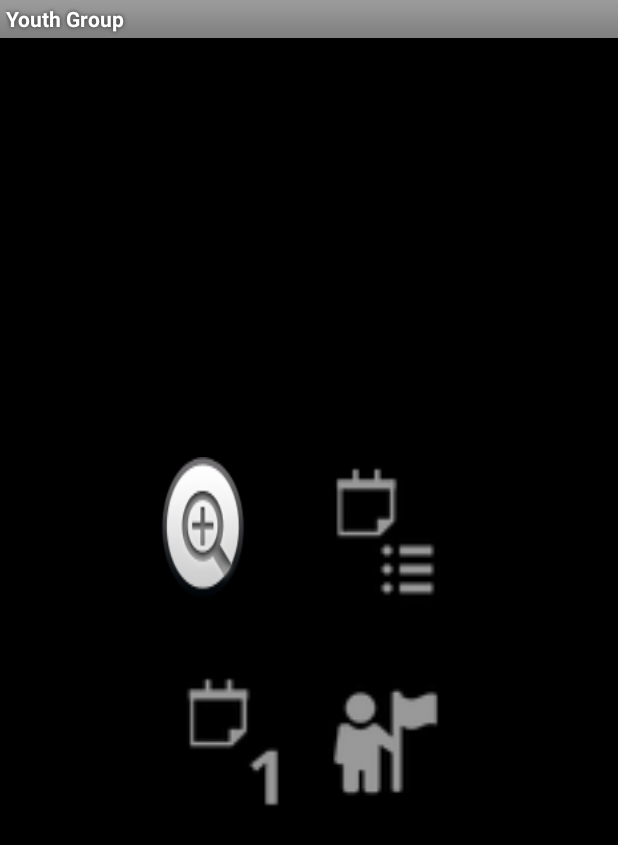
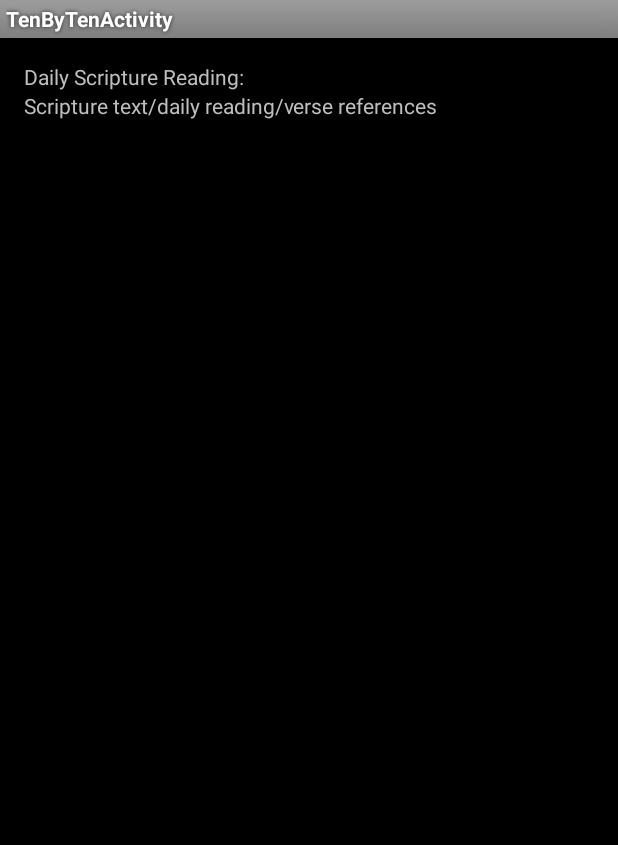
Before and after one commit to ajohnsonRH/YouthGroupApplication, an Android app: the screen it shows after launch (HomeActivity before the commit, TenByTenActivity after it), after a tap on an icon or button, on a phone screen of 412 x 824 dp. Shown: the top 845 px of the screen. Run offline under Robolectric (Android 15) with nearby library versions, the phone set to English and light mode, and no system bars.

Commit message:
Added other two activities for the other two pages

```diff
--- a/ChurchApplication/app/src/main/java/church_application/rose_hulman/edu/churchapplication/HomeActivity.java
+++ b/ChurchApplication/app/src/main/java/church_application/rose_hulman/edu/churchapplication/HomeActivity.java
@@ -30,6 +30,8 @@ public class HomeActivity extends Activity implements View.OnClickListener {
                 break;
             case R.id.tenbytenButton:
                 Log.e("Button Click", "Launch TenByTenActivity");
+                Intent tenByTenIntent = new Intent(this, TenByTenActivity.class);
+                this.startActivity(tenByTenIntent);
                 break;
             case R.id.announcementsButton:
                 Log.e("Button Click", "Launch AnnouncementsActivity");
@@ -38,6 +40,8 @@ public class HomeActivity extends Activity implements View.OnClickListener {
                 break;
             case R.id.eventsButton:
                 Log.e("Button Click", "Launch EventsActivity");
+                Intent eventsIntent = new Intent(this, EventsActivity.class);
+                this.startActivity(eventsIntent);
                 break;
         }
     }
--- /dev/null
+++ b/ChurchApplication/app/src/main/java/church_application/rose_hulman/edu/churchapplication/TenByTenActivity.java
@@ -0,0 +1,23 @@
+package church_application.rose_hulman.edu.churchapplication;
+
+import android.app.Activity;
+import android.os.Bundle;
+import android.view.Menu;
+import android.view.MenuItem;
+import android.widget.TextView;
+
+import org.w3c.dom.Text;
+
+
+public class TenByTenActivity extends Activity {
+
+    @Override
+    protected void onCreate(Bundle savedInstanceState) {
+        super.onCreate(savedInstanceState);
+        setContentView(R.layout.activity_ten_by_ten);
+        TextView textView = (TextView)findViewById(R.id.daily_scripture_text);
+        textView.setText("Scripture text/daily reading/verse references");
+    }
+
+
+}
--- /dev/null
+++ b/ChurchApplication/app/src/main/res/layout/activity_ten_by_ten.xml
@@ -0,0 +1,22 @@
+<RelativeLayout xmlns:android="http://schemas.android.com/apk/res/android"
+    xmlns:tools="http://schemas.android.com/tools"
+    android:layout_width="match_parent"
+    android:layout_height="match_parent"
+    android:paddingLeft="@dimen/activity_horizontal_margin"
+    android:paddingRight="@dimen/activity_horizontal_margin"
+    android:paddingTop="@dimen/activity_vertical_margin"
+    android:paddingBottom="@dimen/activity_vertical_margin"
+    tools:context="church_application.rose_hulman.edu.churchapplication.TenByTenActivity">
+
+    <TextView
+        android:id="@+id/daily_scripture_title"
+        android:text="@string/daily_reading_title"
+        android:layout_width="wrap_content"
+        android:layout_height="wrap_content" />
+
+    <TextView
+        android:id="@+id/daily_scripture_text"
+        android:layout_below="@id/daily_scripture_title"
+        android:layout_width="match_parent"
+        android:layout_height="wrap_content" />
+</RelativeLayout>
--- /dev/null
+++ b/ChurchApplication/app/src/main/res/menu/menu_events.xml
@@ -0,0 +1,6 @@
+<menu xmlns:android="http://schemas.android.com/apk/res/android"
+    xmlns:tools="http://schemas.android.com/tools"
+    tools:context="church_application.rose_hulman.edu.churchapplication.EventsActivity">
+    <item android:id="@+id/action_settings" android:title="@string/action_settings"
+        android:orderInCategory="100" android:showAsAction="never" />
+</menu>
--- /dev/null
+++ b/ChurchApplication/app/src/main/res/menu/menu_ten_by_ten.xml
@@ -0,0 +1,6 @@
+<menu xmlns:android="http://schemas.android.com/apk/res/android"
+    xmlns:tools="http://schemas.android.com/tools"
+    tools:context="church_application.rose_hulman.edu.churchapplication.TenByTenActivity">
+    <item android:id="@+id/action_settings" android:title="@string/action_settings"
+        android:orderInCategory="100" android:showAsAction="never" />
+</menu>
--- a/ChurchApplication/app/src/main/res/values/strings.xml
+++ b/ChurchApplication/app/src/main/res/values/strings.xml
@@ -17,5 +17,8 @@
         blandit consectetur enim. Vivamus volutpat, nisl sed dapibus egestas.</string>
     <string name="title_activity_announcements">Announcements</string>
     <string name="hello_world">Hello world!</string>
+    <string name="title_activity_events">EventsActivity</string>
+    <string name="title_activity_ten_by_ten">TenByTenActivity</string>
+    <string name="daily_reading_title">Daily Scripture Reading:</string>
 
 </resources>
```
Also changed, not shown: ChurchApplication/app/src/main/AndroidManifest.xml (+8 -0 lines), ChurchApplication/app/src/main/java/church_application/rose_hulman/edu/churchapplication/EventsActivity.java (added, +16 -0 lines), ChurchApplication/app/src/main/res/layout/activity_events.xml (added, +16 -0 lines).
